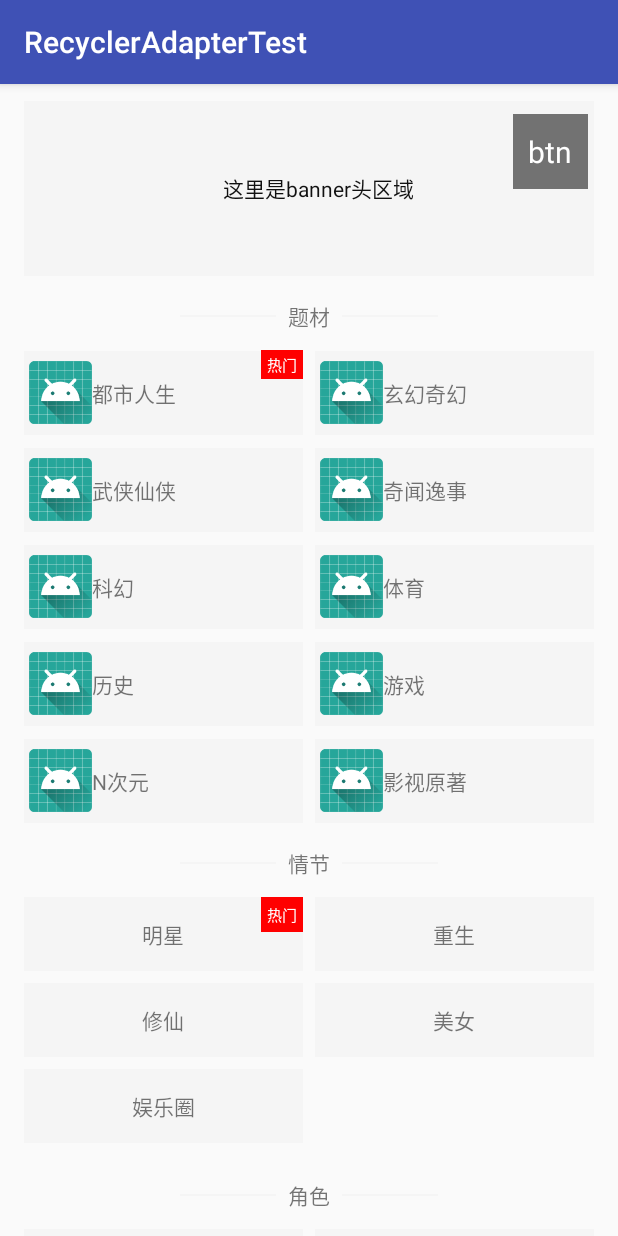
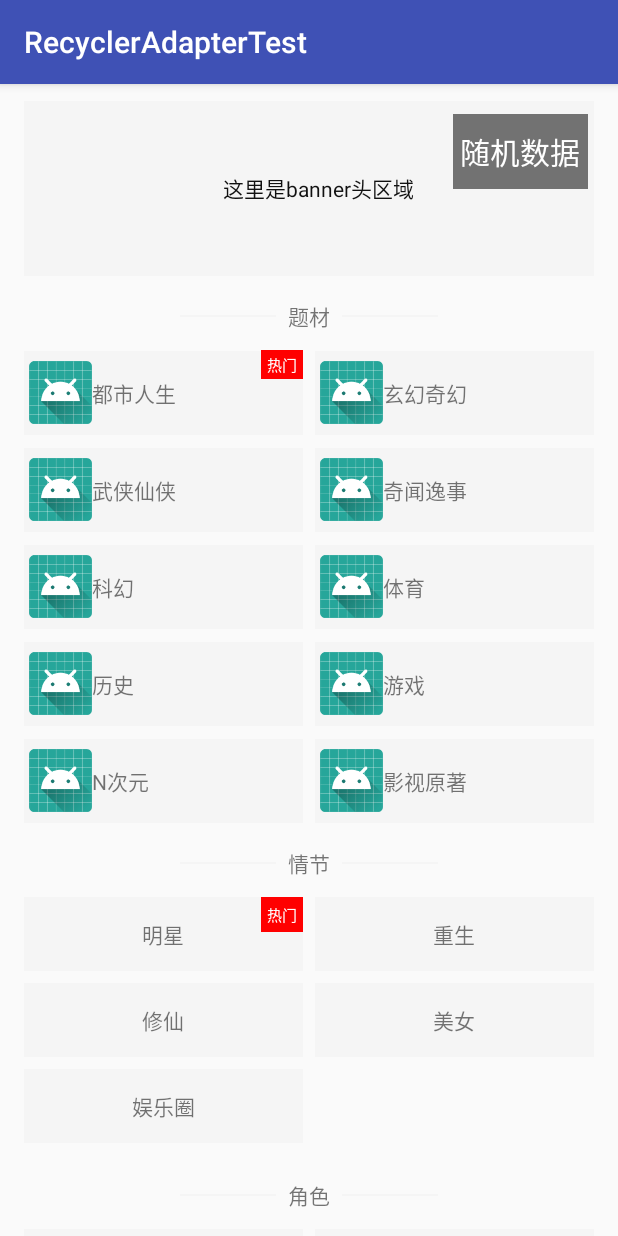
Before and after one commit to y-zx/umbrella, an Android app: the screen it shows after launch (MainActivity), on a phone screen of 412 x 824 dp. Run offline under Robolectric (Android 15) with nearby library versions, the phone set to English and light mode, and no system bars.

Commit message:
[update]

```diff
--- a/app/src/main/java/com/example/user/recycleradaptertest/MainActivity.java
+++ b/app/src/main/java/com/example/user/recycleradaptertest/MainActivity.java
@@ -1,7 +1,10 @@
 package com.example.user.recycleradaptertest;
 
+import android.content.Context;
 import android.os.Bundle;
+import android.util.AttributeSet;
 import android.util.Log;
+import android.view.MotionEvent;
 import android.view.View;
 
 import androidx.annotation.IdRes;
@@ -25,12 +28,9 @@ public class MainActivity extends AppCompatActivity {
 
     String[] titles = {"a", "b", "c", "d", "e", "y", "x", "z", "c", "e", "f", "g"};
 
-
     public <T extends View> T $(@IdRes int id) {
         return findViewById(id);
     }
-
-    RecyclerDelegateAdapter adapter;
 
     public List<Object> mutiItemDataSource = new ArrayList<>();
 
@@ -46,17 +46,20 @@ public class MainActivity extends AppCompatActivity {
 
         //初始化recyclerView
         recyclerView = $(R.id.recycler);
-        GridLayoutManager manager = new GridLayoutManager(this, 2);
+        RecyclerDelegateAdapter adapter;
+//        adapter = new RecyclerDelegateAdapter(this);
+        adapter = new RecyclerDelegateDiffAdapter(this);
+
+        GridLayoutManager manager = new MyGridLayoutManager(this, 2);
+        final RecyclerDelegateAdapter finalAdapter = adapter;
         GridLayoutManager.SpanSizeLookup lookup = new GridLayoutManager.SpanSizeLookup() {
             @Override
             public int getSpanSize(int position) {
-                return adapter.getSpanSize(position);
+                return finalAdapter.getSpanSize(position);
             }
         };
         manager.setSpanSizeLookup(lookup);
         recyclerView.setLayoutManager(manager);
-//        adapter = new RecyclerDelegateAdapter(this);
-        adapter = new RecyclerDelegateDiffAdapter(this);
         recyclerView.setAdapter(adapter);
         origal = viewModel.getData();
         // 模拟 ViewModel 数据解析
@@ -82,7 +85,7 @@ public class MainActivity extends AppCompatActivity {
         for (int i = 0; i < listSize; i++) {
             s.add(Math.random() + "^" + i);
         }
-        Log.d("DiffUU", "随机 title 长度为" + listSize + "\n" + s);
+        Log.d("DiffUU", "随机 title 长度为" + listSize + "\n");
         return s;
     }
 
@@ -97,7 +100,7 @@ public class MainActivity extends AppCompatActivity {
             int index = (int) (a * origal.size());
             s.add(origal.get(index));
         }
-        Log.d("DiffUU", "随机 MutipleData 长度为" + randomSize + "\n" + s);
+        Log.d("DiffUU", "随机 MutipleData 长度为" + randomSize + "\n");
         return s;
     }
 
@@ -136,4 +139,29 @@ public class MainActivity extends AppCompatActivity {
         };
     }
 
+
+    public static class MyGridLayoutManager extends GridLayoutManager{
+
+
+        public MyGridLayoutManager(Context context, AttributeSet attrs, int defStyleAttr, int defStyleRes) {
+            super(context, attrs, defStyleAttr, defStyleRes);
+        }
+
+        public MyGridLayoutManager(Context context, int spanCount) {
+            super(context, spanCount);
+        }
+
+        public MyGridLayoutManager(Context context, int spanCount, int orientation, boolean reverseLayout) {
+            super(context, spanCount, orientation, reverseLayout);
+        }
+
+        @Override
+        public void onLayoutChildren(RecyclerView.Recycler recycler, RecyclerView.State state) {
+            try {
+                super.onLayoutChildren(recycler, state);
+            } catch (IndexOutOfBoundsException e) {
+                Log.d("DiffUU", "IndexOutOfBoundsException: " + e.getMessage());
+            }
+        }
+    }
 }
--- a/app/src/main/java/com/example/user/recycleradaptertest/MainAdapter.java
+++ b/app/src/main/java/com/example/user/recycleradaptertest/MainAdapter.java
@@ -29,13 +29,14 @@ public class MainAdapter {
     CommonMultipleItem<Object> commonMultipleItem;
     HashMap<Integer, String> layoutMap = new HashMap<>();
 
-    public String getLayoutStringInfo(int layoutResId){
+    public String getLayoutStringInfo(int layoutResId) {
         return layoutMap.get(layoutResId);
     }
 
-    public void setData(List<String> titles, List<Object> mutiItemDataSource){
+    public void setData(List<String> titles, List<Object> mutiItemDataSource) {
         commonMultipleItem.setData(mutiItemDataSource);
         commonItem.setData(titles);
+        Log.d("DiffUU", "随机 数据总 长度" + (titles.size() + mutiItemDataSource.size()));
         adapter.submitList();
     }
 
--- a/app/src/main/res/layout/activity_main.xml
+++ b/app/src/main/res/layout/activity_main.xml
@@ -18,10 +18,10 @@
       android:textSize="20sp"
       android:textColor="@android:color/white"
       android:background="#88000000"
-      android:text="btn"
+      android:text="随机数据"
       android:layout_margin="20dp"
       android:layout_gravity="right"
-      android:layout_width="50dp"
+      android:layout_width="90dp"
       android:layout_height="50dp"/>
 
 </FrameLayout>
```
